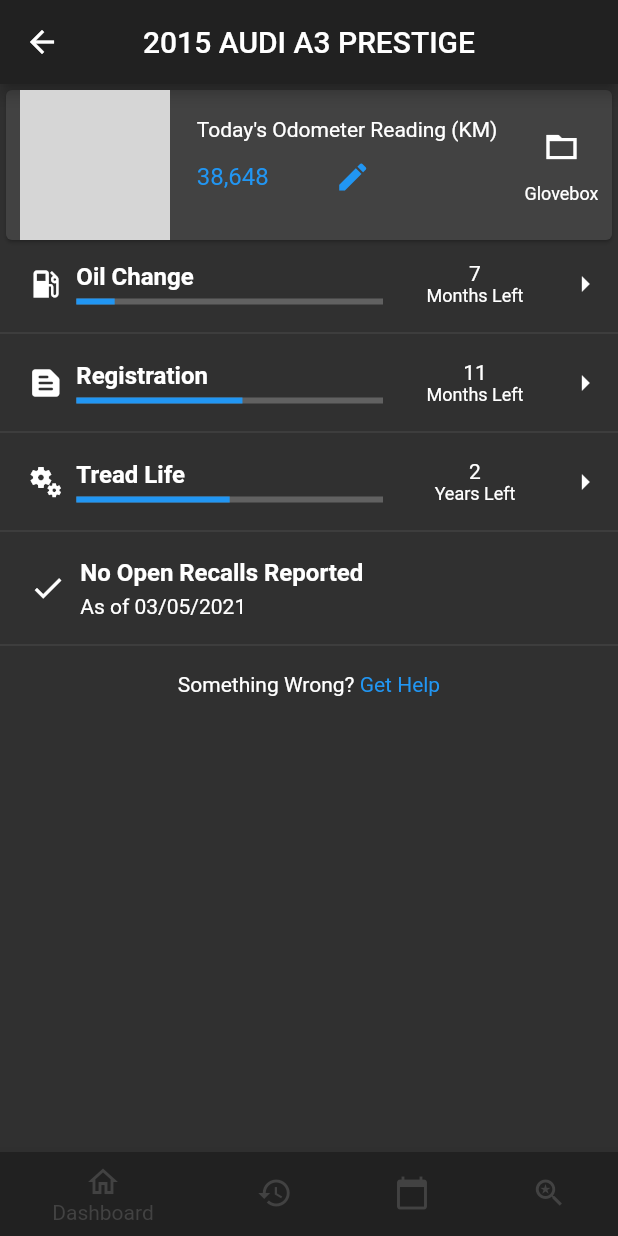
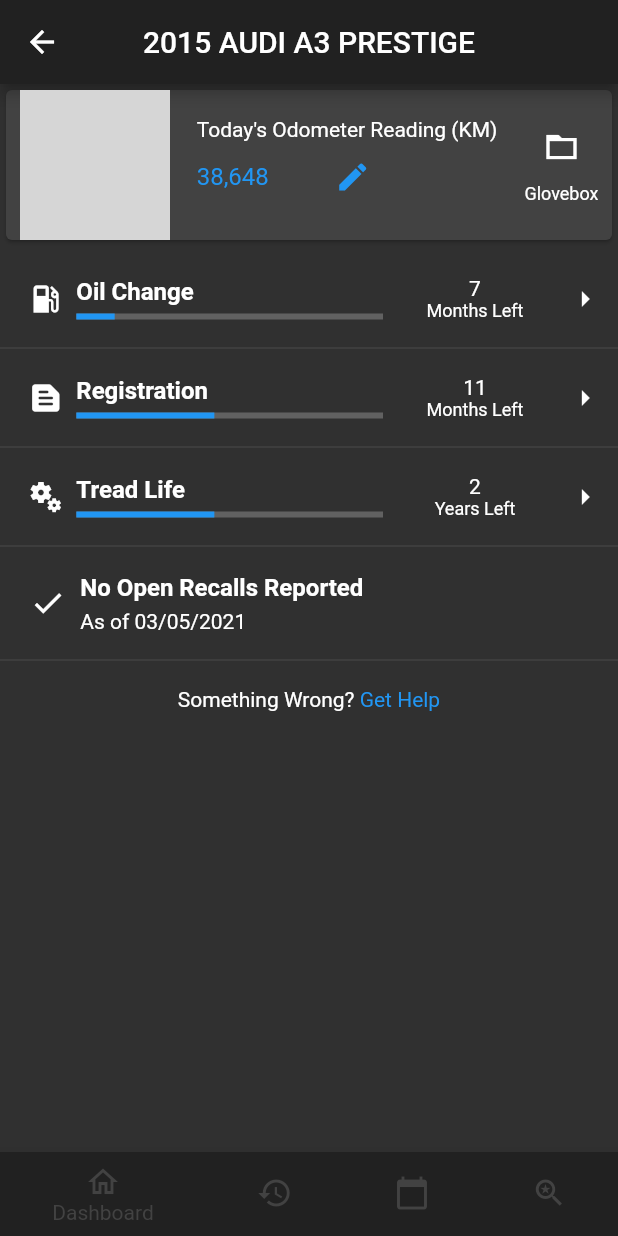
Before and after one commit to jamieownsu/carfax_flutter, a Flutter app: the HomePage screen opened directly, after a tap on "2015 AUDI A3 PRESTIGE", on a phone screen of 412 x 824 dp. Run offline on Flutter 3.47's test engine with Material 2 defaults, Android fonts, the light colour scheme and no system bars; our stand-ins replace transparent_image; generated files the repository leaves out were written again; network calls fail; grey boxes are pictures that could not be loaded.

Commit message:
const stuff animations

```diff
--- a/lib/main.dart
+++ b/lib/main.dart
@@ -15,7 +15,9 @@
       title: 'Carfax Demo',
       theme: ThemeData(primarySwatch: Colors.blue, brightness: Brightness.dark),
       home: ChangeNotifierProvider(
-          create: (_) => UserAccount(), child: HomePage()),
+        create: (_) => UserAccount(),
+        child: HomePage(),
+      ),
     );
   }
 }
--- a/lib/pages/dashboard/dashboard_page.dart
+++ b/lib/pages/dashboard/dashboard_page.dart
@@ -15,13 +15,15 @@
 }
 
 class _DashboardPageState extends State<DashboardPage> {
+  final GlobalKey<AnimatedListState> _listKey = GlobalKey();
+  final TextEditingController _textController = TextEditingController();
+  final _listItems = <Widget>[];
   bool _editingOdometer = false;
-  TextEditingController _textController;
 
   @override
   void initState() {
     super.initState();
-    _textController = TextEditingController();
+    _loadMaintenanceItems();
   }
 
   @override
@@ -35,7 +37,7 @@
       width: 80,
       child: Text(
           '${NumberFormat.decimalPattern().format(context.watch<UserVehicle>().metric ? context.watch<UserVehicle>().kilometers : context.watch<UserVehicle>().miles)}',
-          style: TextStyle(fontSize: 16, color: Colors.blue)),
+          style: const TextStyle(fontSize: 16, color: Colors.blue)),
     );
   }
 
@@ -49,11 +51,11 @@
         autofocus: true,
         keyboardType: TextInputType.number,
         controller: _textController,
-        style: TextStyle(fontSize: 16),
+        style: const TextStyle(fontSize: 16),
         maxLines: 1,
         onSubmitted: (value) {
           if (_editingOdometer) {
-            context.watch<UserVehicle>().metric
+            context.read<UserVehicle>().metric
                 ? context.read<UserVehicle>().kilometers = int.tryParse(value)
                 : context.read<UserVehicle>().miles = int.tryParse(value);
           }
@@ -71,7 +73,7 @@
         crossAxisAlignment: CrossAxisAlignment.start,
         children: <Widget>[
           Text('Today\'s Odometer Reading $kmMiles',
-              style: TextStyle(fontSize: 14)),
+              style: const TextStyle(fontSize: 14)),
           Row(mainAxisSize: MainAxisSize.min, children: [
             _editingOdometer ? _odoEdit() : _odoText(),
             IconButton(
@@ -81,8 +83,11 @@
                 color: _editingOdometer ? Colors.green : Colors.blue,
                 onPressed: () {
                   if (_editingOdometer) {
-                    context.read<UserVehicle>().kilometers =
-                        int.tryParse(_textController.value.text);
+                    context.read<UserVehicle>().metric
+                        ? context.read<UserVehicle>().kilometers =
+                            int.tryParse(_textController.value.text)
+                        : context.read<UserVehicle>().miles =
+                            int.tryParse(_textController.value.text);
                   }
                   setState(() {
                     _editingOdometer = !_editingOdometer;
@@ -96,7 +101,7 @@
     var account = context.watch<UserAccount>();
     var vehicle = context.watch<UserVehicle>();
     return Padding(
-      padding: EdgeInsets.only(bottom: 10),
+      padding: const EdgeInsets.only(bottom: 10),
       child: Column(mainAxisSize: MainAxisSize.min, children: <Widget>[
         IconButton(
           icon: const Icon(Icons.folder_open_sharp),
@@ -142,23 +147,41 @@
     );
   }
 
+  Future<void> _loadMaintenanceItems() async {
+    final items = [
+      MaintenanceItem(const Icon(Icons.local_gas_station), 'Oil Change', 7, 8),
+      MaintenanceItem(
+          const Icon(Icons.text_snippet_rounded), 'Registration', 11, 24),
+      MaintenanceItem(
+          const Icon(Icons.miscellaneous_services_sharp), 'Tread Life', 2, 4),
+      RecallItem('No Open Recalls Reported')
+    ];
+    for (var item in items) {
+      await Future.delayed(Duration(milliseconds: 1));
+      _listItems.add(item);
+      _listKey.currentState.insertItem(_listItems.length - 1);
+    }
+  }
+
   Widget _buildServiceList() {
     return Flexible(
-      child: ListView(shrinkWrap: true, children: [
-        MaintenanceItem(
-            const Icon(Icons.local_gas_station), 'Oil Change', 7, 8),
-        MaintenanceItem(
-            const Icon(Icons.text_snippet_rounded), 'Registration', 11, 24),
-        MaintenanceItem(
-            const Icon(Icons.miscellaneous_services_sharp), 'Tread Life', 2, 4),
-        RecallItem('No Open Recalls Reported'),
-      ]),
+      child: AnimatedList(
+          key: _listKey,
+          shrinkWrap: true,
+          padding: const EdgeInsets.only(top: 10),
+          initialItemCount: _listItems.length,
+          itemBuilder: (context, index, animation) {
+            return SizeTransition(
+                axis: Axis.vertical,
+                sizeFactor: animation,
+                child: _listItems[index]);
+          }),
     );
   }
 
   Widget _buildHelpLink() {
     return Padding(
-      padding: EdgeInsets.all(10),
+      padding: const EdgeInsets.all(10),
       child: Row(mainAxisAlignment: MainAxisAlignment.center, children: [
         const Text('Something Wrong?'),
         const Text(' Get Help', style: TextStyle(color: Colors.blue)),
--- a/lib/pages/dashboard/widgets/maintenance_item.dart
+++ b/lib/pages/dashboard/widgets/maintenance_item.dart
@@ -1,6 +1,6 @@
 import 'package:flutter/material.dart';
 
-class MaintenanceItem extends StatelessWidget {
+class MaintenanceItem extends StatefulWidget {
   MaintenanceItem(this.icon, this.title, this.durationLeft, this.durationTotal);
 
   final Icon icon;
@@ -8,45 +8,70 @@
   final int durationLeft, durationTotal;
 
   @override
+  _MaintenanceItemState createState() => _MaintenanceItemState();
+}
+
+class _MaintenanceItemState extends State<MaintenanceItem>
+    with TickerProviderStateMixin {
+  AnimationController controller;
+
+  @override
+  void initState() {
+    controller = AnimationController(
+      vsync: this,
+      duration: const Duration(seconds: 2),
+    )..addListener(() {
+        setState(() {});
+      });
+    controller.animateTo(1 - (widget.durationLeft / widget.durationTotal));
+    super.initState();
+  }
+
+  @override
+  void dispose() {
+    controller.dispose();
+    super.dispose();
+  }
+
+  @override
   Widget build(BuildContext context) {
-    var durationText = title == 'Tread Life' ? 'Year' : 'Month';
-    durationText += durationLeft > 1 ? 's' : '';
+    var durationText = widget.title == 'Tread Life' ? 'Year' : 'Month';
+    durationText += widget.durationLeft > 1 ? 's' : '';
+
     return Column(children: [
       Padding(
-        padding: EdgeInsets.all(10),
+        padding: const EdgeInsets.all(10),
         child: Row(mainAxisAlignment: MainAxisAlignment.spaceAround, children: [
-          Expanded(flex: 1, child: icon),
+          Expanded(flex: 1, child: widget.icon),
           Expanded(
             flex: 5,
             child:
                 Column(crossAxisAlignment: CrossAxisAlignment.start, children: [
               Text(
-                title,
-                style: TextStyle(fontSize: 16, fontWeight: FontWeight.bold),
+                widget.title,
+                style:
+                    const TextStyle(fontSize: 16, fontWeight: FontWeight.bold),
               ),
               Padding(
-                padding: EdgeInsets.only(top: 5),
-                child: LinearProgressIndicator(
-                  // valueColor: AlwaysStoppedAnimation<Color>(Colors.blueAccent),
-                  value: 1 - (durationLeft / durationTotal),
-                ),
+                padding: const EdgeInsets.only(top: 5),
+                child: LinearProgressIndicator(value: controller.value),
               )
             ]),
           ),
           Expanded(
             flex: 3,
             child: Column(mainAxisSize: MainAxisSize.min, children: <Widget>[
-              Text(durationLeft.toString()),
+              Text(widget.durationLeft.toString()),
               Text(
                 '$durationText Left',
-                style: TextStyle(fontSize: 12),
+                style: const TextStyle(fontSize: 12),
               )
             ]),
           ),
           Expanded(flex: 0, child: const Icon(Icons.arrow_right))
         ]),
       ),
-      Divider()
+      const Divider()
     ]);
   }
 }
--- a/lib/pages/dashboard/widgets/recall_item.dart
+++ b/lib/pages/dashboard/widgets/recall_item.dart
@@ -11,7 +11,7 @@
     return Column(
       children: [
         Padding(
-          padding: EdgeInsets.all(10),
+          padding: const EdgeInsets.all(10),
           child:
               Row(mainAxisAlignment: MainAxisAlignment.spaceAround, children: [
             Expanded(flex: 1, child: Icon(Icons.check)),
@@ -26,7 +26,7 @@
                           TextStyle(fontSize: 16, fontWeight: FontWeight.bold),
                     ),
                     Padding(
-                      padding: EdgeInsets.only(top: 5),
+                      padding: const EdgeInsets.only(top: 5),
                       child: Text(
                           'As of ${DateFormat('dd/MM/yyyy', 'en_US').format(DateTime.now())}'),
                     )
--- a/lib/pages/glovebox/widgets/fuel_efficiency_settings.dart
+++ b/lib/pages/glovebox/widgets/fuel_efficiency_settings.dart
@@ -12,14 +12,14 @@
   Widget build(BuildContext context) {
     return Column(crossAxisAlignment: CrossAxisAlignment.start, children: [
       Padding(
-        padding: EdgeInsets.fromLTRB(10, 20, 0, 10),
+        padding: const EdgeInsets.fromLTRB(10, 20, 0, 10),
         child: const Text('FUEL EFFICIENCY SETTINGS',
             style: TextStyle(fontWeight: FontWeight.bold, fontSize: 16)),
       ),
       Card(
         child: Column(children: [
           Padding(
-            padding: EdgeInsets.all(10),
+            padding: const EdgeInsets.all(10),
             child: Row(
                 mainAxisAlignment: MainAxisAlignment.spaceBetween,
                 children: [
--- a/lib/pages/glovebox/widgets/maintenance_settings.dart
+++ b/lib/pages/glovebox/widgets/maintenance_settings.dart
@@ -13,14 +13,14 @@
   Widget build(BuildContext context) {
     return Column(crossAxisAlignment: CrossAxisAlignment.start, children: [
       Padding(
-        padding: EdgeInsets.fromLTRB(10, 20, 0, 10),
+        padding: const EdgeInsets.fromLTRB(10, 20, 0, 10),
         child: const Text('MAINTENANCE SETTINGS',
             style: TextStyle(fontWeight: FontWeight.bold, fontSize: 16)),
       ),
       Card(
         child: Column(children: [
           Padding(
-            padding: EdgeInsets.all(10),
+            padding: const EdgeInsets.all(10),
             child: Row(
                 mainAxisAlignment: MainAxisAlignment.spaceBetween,
                 children: [
@@ -36,7 +36,7 @@
                 ]),
           ),
           Padding(
-            padding: EdgeInsets.all(10),
+            padding: const EdgeInsets.all(10),
             child: Row(
                 mainAxisAlignment: MainAxisAlignment.spaceBetween,
                 children: [
--- a/lib/pages/glovebox/widgets/notes.dart
+++ b/lib/pages/glovebox/widgets/notes.dart
@@ -12,7 +12,7 @@
   Widget build(BuildContext context) {
     return Column(crossAxisAlignment: CrossAxisAlignment.start, children: [
       Padding(
-        padding: EdgeInsets.fromLTRB(10, 20, 0, 10),
+        padding: const EdgeInsets.fromLTRB(10, 20, 0, 10),
         child: const Text('NOTES',
             style: TextStyle(fontWeight: FontWeight.bold, fontSize: 16)),
       ),
@@ -20,7 +20,7 @@
         child: TextField(
           maxLength: 2000,
           decoration: InputDecoration(
-            contentPadding: EdgeInsets.all(10),
+            contentPadding: const EdgeInsets.all(10),
             hintText: 'Tap here to enter notes (2000 characters max)',
             hintStyle: TextStyle(fontSize: 12),
           ),
--- a/lib/pages/home/home_page.dart
+++ b/lib/pages/home/home_page.dart
@@ -37,7 +37,7 @@
                 'https://smartcdn.prod.postmedia.digital/driving/images?url=http://smartcdn.prod.postmedia.digital/driving/wp-content/uploads/2014/10/s3-9.jpg&w=960&h=480',
           ),
           title: Text('${vehicle.year} ${vehicle.make} ${vehicle.model}'),
-          trailing: Icon(Icons.arrow_right),
+          trailing: const Icon(Icons.arrow_right),
           onTap: () {
             Navigator.push(
                 context,
@@ -51,12 +51,8 @@
     );
   }
 
-  Widget _buildVehicleList() {
-    return ListView.builder(
-        shrinkWrap: true,
-        itemCount: context.watch<UserAccount>().vehicles.length,
-        itemBuilder: (context, index) {
-          final vehicle = context.watch<UserAccount>().vehicles[index];
+  Widget _buildDismissible(int index) {
+    var vehicle = context.watch<UserAccount>().vehicles[index];
     return Dismissible(
         key: Key(vehicle.vin),
         onDismissed: (direction) {
@@ -85,7 +81,7 @@
         },
         direction: DismissDirection.endToStart,
         background: Container(
-                padding: EdgeInsets.only(right: 20.0),
+          padding: const EdgeInsets.only(right: 20.0),
           color: Colors.red,
           child: Align(
             alignment: Alignment.centerRight,
@@ -93,23 +89,26 @@
               onPressed: () {},
               icon: const Icon(Icons.delete, color: Colors.white),
               label: Text('Delete',
-                        style: TextStyle(fontSize: 16, color: Colors.white)),
+                  style: const TextStyle(fontSize: 16, color: Colors.white)),
             ),
           ),
         ),
         child: _buildCard(context.watch<UserAccount>(), vehicle));
-        });
   }
 
-  @override
-  Widget build(BuildContext context) {
-    return Scaffold(
-      appBar: AppBar(title: Text('Garage'), centerTitle: true),
-      body: _loading
-          ? const Center(child: CircularProgressIndicator())
-          : Column(crossAxisAlignment: CrossAxisAlignment.stretch, children: [
-              Flexible(child: _buildVehicleList()),
-              Card(
+  Widget _buildVehicleList() {
+    return Flexible(
+      child: ListView.builder(
+          shrinkWrap: true,
+          itemCount: context.watch<UserAccount>().vehicles.length,
+          itemBuilder: (context, index) {
+            return _buildDismissible(index);
+          }),
+    );
+  }
+
+  Widget _buildAddCarButton() {
+    return Card(
       child: TextButton.icon(
         onPressed: () {
           var account = context.read<UserAccount>();
@@ -124,11 +123,20 @@
               ));
         },
         icon: const Icon(Icons.directions_car_sharp),
-                  label:
-                      const Text('Add a Car', style: TextStyle(fontSize: 16)),
+        label: const Text('Add a Car', style: TextStyle(fontSize: 16)),
       ),
-              ),
-            ]),
+    );
+  }
+
+  @override
+  Widget build(BuildContext context) {
+    return Scaffold(
+      appBar: AppBar(title: const Text('Garage'), centerTitle: true),
+      body: _loading
+          ? const Center(child: CircularProgressIndicator())
+          : Column(
+              crossAxisAlignment: CrossAxisAlignment.stretch,
+              children: [_buildVehicleList(), _buildAddCarButton()]),
     );
   }
 }
--- a/lib/pages/vehicle_detail_page.dart
+++ b/lib/pages/vehicle_detail_page.dart
@@ -16,8 +16,7 @@
 }
 
 class _VehicleDetailPageState extends State<VehicleDetailPage> {
-  final PageController _pageController =
-      PageController(initialPage: 0, keepPage: true);
+  final PageController _pageController = PageController(initialPage: 0);
   bool _loading = true;
   int _selectedIndex = 0;
 
@@ -38,10 +37,6 @@
   void dispose() {
     _pageController.dispose();
     super.dispose();
-  }
-
-  void pageIndexCallback(int idx) {
-    setState(() => _selectedIndex = idx);
   }
 
   @override
--- a/pubspec.yaml
+++ b/pubspec.yaml
@@ -13,8 +13,7 @@
     sdk: flutter
   transparent_image: ^2.0.0
   intl: ^0.17.0
-  shared_preferences: ^2.0.4
-  http: ^0.13.1
+  # http: ^0.13.1
   json_annotation: ^3.1.1
   cupertino_icons: ^1.0.2
   provider: ^4.3.3
```
Also changed, not shown: lib/pages/glovebox/glovebox_page.dart (+4 -8 lines), lib/pages/glovebox/widgets/odometer_settings.dart (+4 -4 lines), lib/pages/glovebox/widgets/standard_settings.dart (+11 -11 lines), lib/pages/history/history_page.dart (+70 -67 lines), lib/pages/home/widgets/add_car.dart (+18 -16 lines), pubspec.lock. Lines whose indentation alone changed are shown as unchanged.
